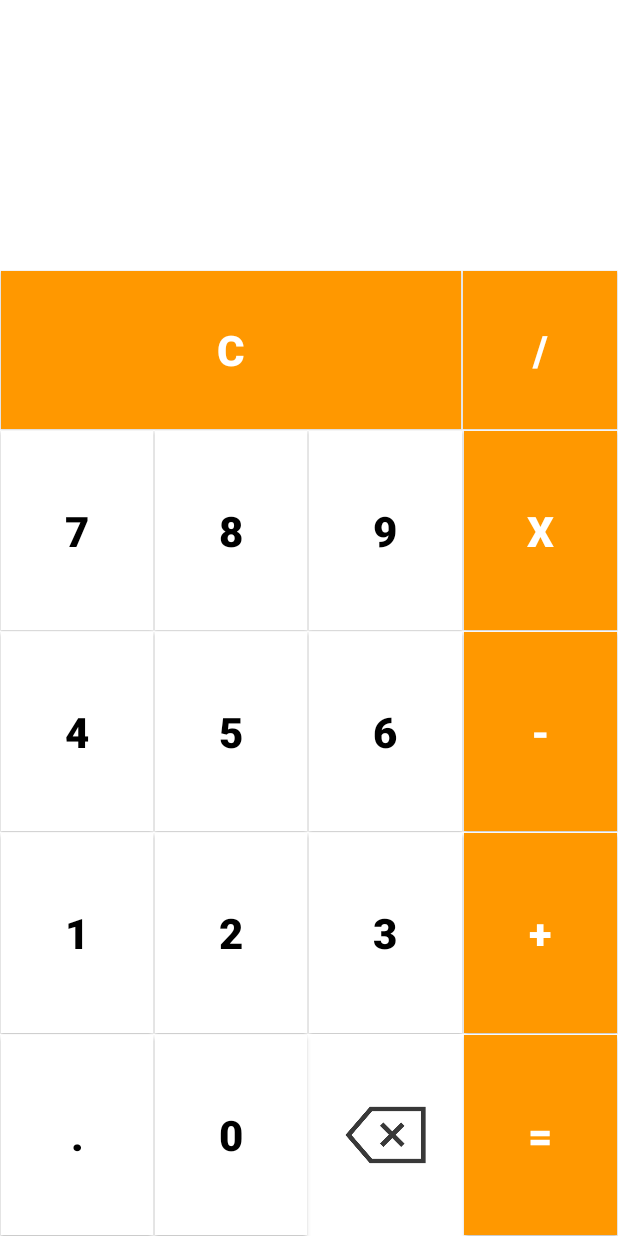
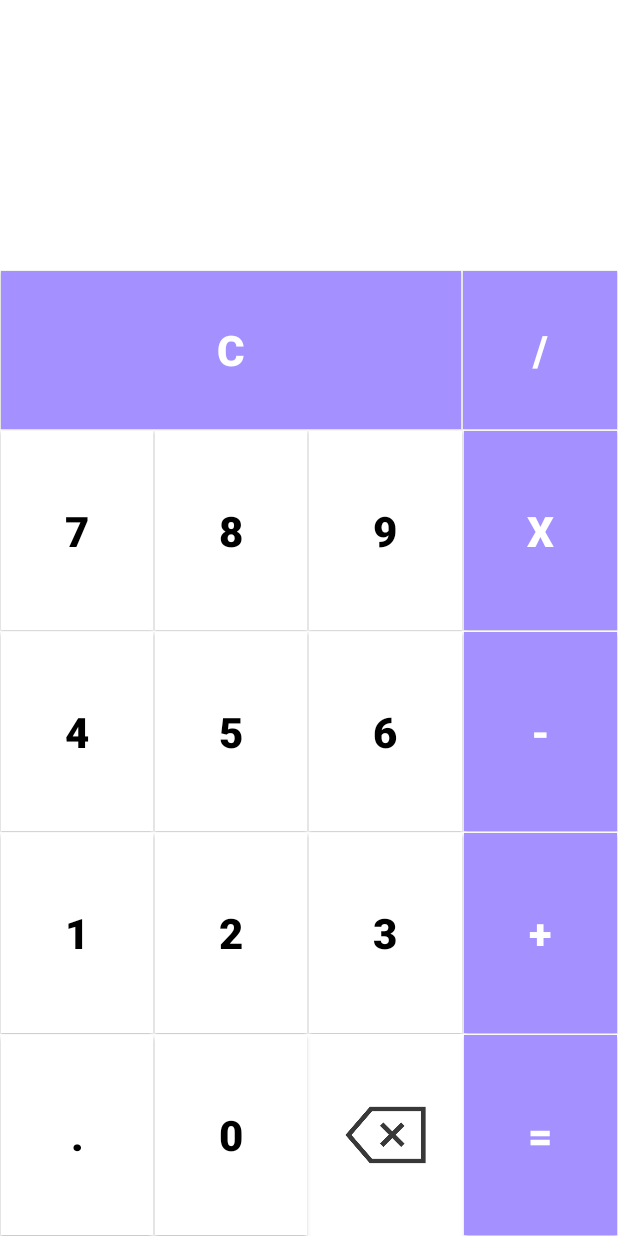
Before and after one commit to mairaalvs/Calculadora, an Android app: the screen it shows after launch (MainActivity), on a phone screen of 412 x 824 dp. Run offline under Robolectric (Android 15) with nearby library versions, the phone set to English and light mode, and no system bars.

Commit message:
alterando os botoes

```diff
--- a/app/src/main/res/values/Styles.xml
+++ b/app/src/main/res/values/Styles.xml
@@ -12,7 +12,7 @@
 
     <!-- botões de operação herdam as configurações do container -->
     <style name="Operators_Button" parent="Container_Button">
-        <item name="android:background">@color/orange</item> <!-- botoes de operação terão a cor laranja -->
+        <item name="android:background">@color/blue</item> <!-- botoes de operação terão a cor azul -->
         <item name="android:textColor">@color/white</item> <!-- letras na cor branca -->
     </style>
 
--- a/app/src/main/res/values/colors.xml
+++ b/app/src/main/res/values/colors.xml
@@ -8,5 +8,6 @@
     <color name="black">#FF000000</color>
     <color name="white">#FFFFFFFF</color>
     <color name="orange">#FF9800</color>
+    <color name="blue">#A490FF</color>
     <color name="gray">#9C9999</color>
 </resources>
```
